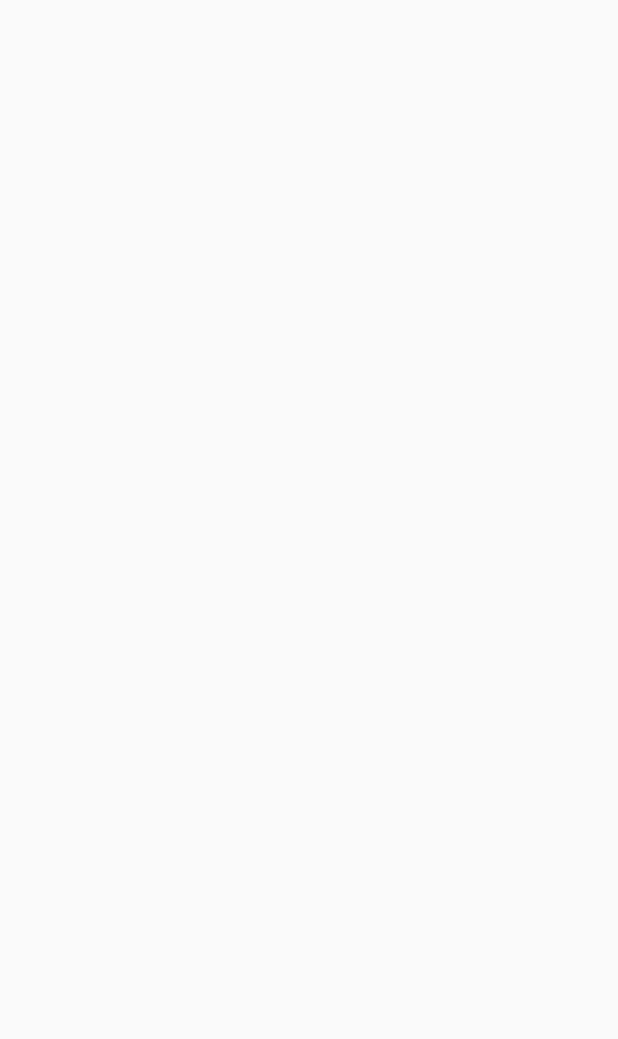
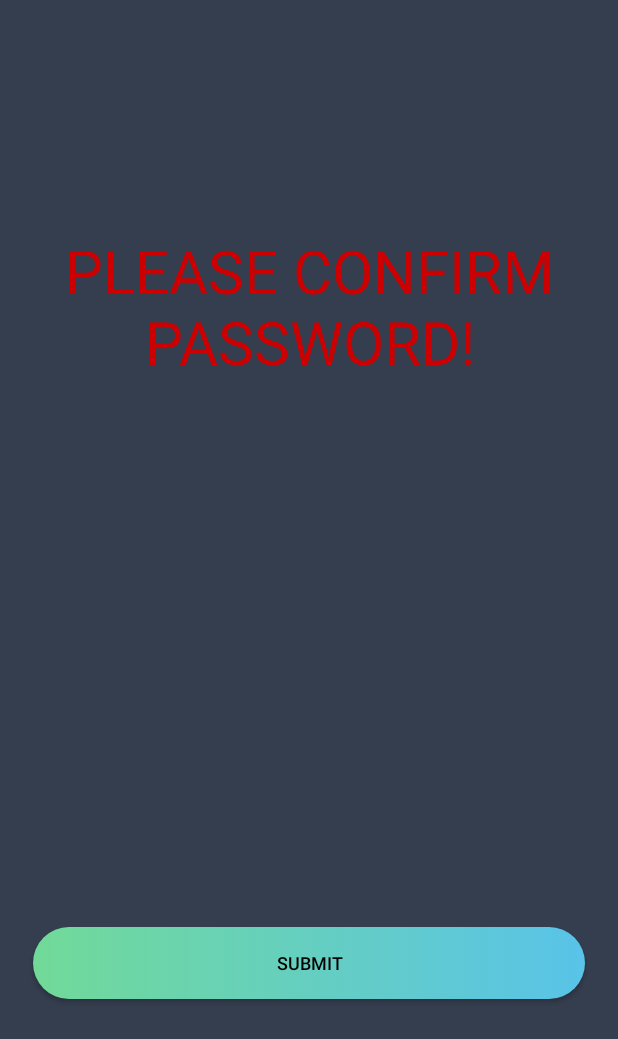
Before and after one commit to jsonballadares/xyz-tutoring, an Android app: the ConfirmRegistration screen opened directly, with no data from a screen before it, on a phone screen of 412 x 824 dp. Before the commit the part shown is empty. Shown: the top 1039 px of the screen. Run offline under Robolectric (Android 15) with nearby library versions, the phone set to English and light mode, and no system bars.

Commit message:
added stuff

```diff
--- a/tutorApplication/app/src/main/java/com/example/jason/tutorapplication/ConfirmRegistration.java
+++ b/tutorApplication/app/src/main/java/com/example/jason/tutorapplication/ConfirmRegistration.java
@@ -1,10 +1,23 @@
 package com.example.jason.tutorapplication;
 
+import android.content.DialogInterface;
 import android.content.Intent;
+import android.content.SharedPreferences;
+import android.preference.PreferenceManager;
+import android.support.v7.app.AlertDialog;
 import android.support.v7.app.AppCompatActivity;
 import android.os.Bundle;
+import android.view.View;
+import android.widget.EditText;
+import android.widget.TextView;
 
 public class ConfirmRegistration extends AppCompatActivity {
+
+    private SharedPreferences regPreferences;
+    private SharedPreferences.Editor regEditor;
+    private TextView textView;
+    private AlertDialog dialog;
+    private EditText editText;
 
     @Override
     protected void onCreate(Bundle savedInstanceState) {
@@ -12,5 +25,46 @@ public class ConfirmRegistration extends AppCompatActivity {
         setContentView(R.layout.activity_confirm_registration);
 
 
+        regPreferences = PreferenceManager.getDefaultSharedPreferences(this);
+        regEditor = regPreferences.edit();
+
+        String email = regPreferences.getString(getString(R.string.email), "");
+        String password = regPreferences.getString(getString(R.string.pass), "");
+        String address = regPreferences.getString(getString(R.string.address), "");
+        String phone = regPreferences.getString(getString(R.string.phone), "");
+        String childsName = regPreferences.getString(getString(R.string.childsName), "");
+        String childsGrade = regPreferences.getString(getString(R.string.childsGrade), "");
+        String childsSubject = regPreferences.getString(getString(R.string.childsSubject), "");
+
+
+        textView = findViewById(R.id.textView);
+        dialog = new AlertDialog.Builder(this).create();
+        editText = new EditText(this);
+
+        textView.setText(password);
+
+
+        dialog.setTitle(" Edit the text ");
+        dialog.setView(editText);
+
+        dialog.setButton(DialogInterface.BUTTON_POSITIVE, "SAVE TEXT", new DialogInterface.OnClickListener() {
+            @Override
+            public void onClick(DialogInterface dialogInterface, int i) {
+                textView.setText(editText.getText());
+            }
+        });
+
+        textView.setOnClickListener(new View.OnClickListener() {
+            @Override
+            public void onClick(View view) {
+
+                editText.setText(textView.getText());
+                dialog.show();
+            }
+        });
+
+
+
+
     }
 }
--- a/tutorApplication/app/src/main/java/com/example/jason/tutorapplication/MainMenu.java
+++ b/tutorApplication/app/src/main/java/com/example/jason/tutorapplication/MainMenu.java
@@ -21,6 +21,7 @@ public class MainMenu extends AppCompatActivity {
 
         Intent intentData = getIntent();
         String email = intentData.getStringExtra("email");
+
         //mPreferences = PreferenceManager.getDefaultSharedPreferences(this);
         //editor = mPreferences.edit();
 
--- a/tutorApplication/app/src/main/res/layout/activity_confirm_registration.xml
+++ b/tutorApplication/app/src/main/res/layout/activity_confirm_registration.xml
@@ -4,6 +4,55 @@
     xmlns:tools="http://schemas.android.com/tools"
     android:layout_width="match_parent"
     android:layout_height="match_parent"
+    android:background="@color/colorPrimaryDark"
+    android:orientation="vertical"
     tools:context="com.example.jason.tutorapplication.ConfirmRegistration">
 
+
+    <TextView
+        android:id="@+id/irrelevant"
+        android:layout_width="368dp"
+        android:layout_height="wrap_content"
+        android:layout_margin="5dp"
+        android:layout_marginTop="1dp"
+        android:gravity="top|center"
+        android:text="PLEASE CONFIRM PASSWORD!"
+        android:textColor="@android:color/holo_red_dark"
+        android:textSize="40dp"
+        app:layout_constraintBottom_toTopOf="@+id/textView"
+        app:layout_constraintEnd_toEndOf="parent"
+        app:layout_constraintHorizontal_bias="0.5"
+        app:layout_constraintStart_toStartOf="parent"
+        app:layout_constraintTop_toTopOf="parent" />
+
+    <TextView
+        android:id="@+id/textView"
+        android:layout_width="368dp"
+        android:layout_height="wrap_content"
+        android:layout_margin="5dp"
+        android:layout_marginTop="16dp"
+        android:gravity="top|center"
+        android:text="DATA"
+        android:textSize="30dp"
+        app:layout_constraintBottom_toTopOf="@+id/btSubmitCheckedData"
+        app:layout_constraintEnd_toEndOf="parent"
+        app:layout_constraintHorizontal_bias="0.5"
+        app:layout_constraintStart_toStartOf="parent"
+        app:layout_constraintTop_toBottomOf="@+id/irrelevant" />
+
+    <Button
+        android:id="@+id/btSubmitCheckedData"
+        style="@style/button_style"
+        android:layout_width="368dp"
+        android:layout_height="wrap_content"
+        android:layout_margin="10dp"
+        android:layout_weight="1"
+        android:text="Submit"
+        app:layout_constraintBottom_toBottomOf="parent"
+        app:layout_constraintEnd_toEndOf="parent"
+        app:layout_constraintHorizontal_bias="0.5"
+        app:layout_constraintStart_toStartOf="parent"
+        app:layout_constraintTop_toBottomOf="@+id/textView"
+        app:layout_constraintVertical_bias="0.344" />
+
 </android.support.constraint.ConstraintLayout>
--- a/tutorApplication/app/src/main/res/values/colors.xml
+++ b/tutorApplication/app/src/main/res/values/colors.xml
@@ -2,5 +2,5 @@
 <resources>
     <color name="colorPrimary">#71DA98</color>
     <color name="colorPrimaryDark">#353E4F</color>
-    <color name="colorAccent">#FDFDFE</color>
+    <color name="colorAccent">#59C3E9</color>
 </resources>
```
Also changed, not shown: tutorApplication/app/src/main/java/com/example/jason/tutorapplication/RegistrationActivity.java (+20 -19 lines), tutorApplication/app/src/main/res/layout/activity_log_in_screen.xml (+32 -48 lines), tutorApplication/app/src/main/res/layout/activity_registration.xml (+5 -2 lines).
